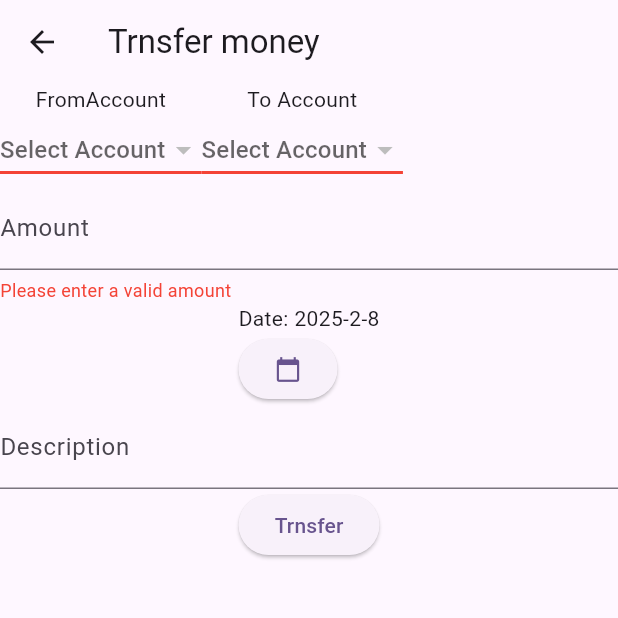
After one commit to madushanka20161/money_manager, a Flutter app: the AccountTransaction screen opened directly, after a tap on "Trnsfer", on a phone screen of 412 x 824 dp, the top half of it. The commit adds this screen. Run offline on Flutter 3.47's test engine with Material 3 defaults, Android fonts, the light colour scheme and no system bars; our stand-ins replace fl_chart, google_sign_in, hive_flutter; accounts and stored records are empty.

Commit message:
account trnsaction options

```diff
--- /dev/null
+++ b/lib/dto/account_trnsaction_dto.dart
@@ -0,0 +1,45 @@
+import 'package:money_manager_3/dto/account_dto.dart';
+
+class AccountTransactionDTO {
+  final String id;
+  final AccountDto fromAccount;
+  final AccountDto toAccount;
+  final double amount;
+  final double toAmount;
+  final DateTime date;
+  final String description;
+
+  AccountTransactionDTO({
+    required this.id,
+    required this.fromAccount,
+    required this.toAccount,
+    required this.amount,
+    required this.toAmount,
+    required this.date,
+    required this.description,
+  });
+
+  Map<String, dynamic> toJson() {
+    return {
+      'id': id,
+      'fromAccount': fromAccount.id,
+      'toAccount': toAccount.id,
+      'fromAmount': amount,
+      'toAmount': toAmount,
+      'date': date.toIso8601String(),
+      'description': description,
+    };
+  }
+
+  factory AccountTransactionDTO.fromJson(Map<String, dynamic> json) {
+    return AccountTransactionDTO(
+      id: json['id'],
+      fromAccount: json['fromAccount'],
+      toAccount: json['toAccount'],
+      amount: json['fromAmount'],
+      toAmount: json['toAmount'],
+      date: DateTime.parse(json['date']),
+      description: json['description'],
+    );
+  }
+}
--- a/lib/helper/index.dart
+++ b/lib/helper/index.dart
@@ -72,3 +72,10 @@ const Map<String, Color> colorMap = {
 const List<String> currencyList = ['USD', 'EUR', 'GBP', 'JPY'];
 const Color defaultColur = Colors.blue;
 const IconData defaultAccountIcon = Icons.account_balance;
+
+const Map<String, double> currencyMap = {
+  'USD': 1.0,
+  'EUR': 10.0,
+  'GBP': 0.25,
+  'JPY': 2.0,
+};
--- a/lib/main.dart
+++ b/lib/main.dart
@@ -1,15 +1,10 @@
 import 'package:flutter/material.dart';
-// import 'package:money_manager_3/enum/index.dart';
-// import 'package:flutter/rendering.dart';
 import 'package:money_manager_3/home_page.dart';
 import 'package:money_manager_3/service/auth_service.dart';
 import 'package:money_manager_3/service/database_service.dart';
 import 'package:money_manager_3/service/shared_service.dart';
 import 'package:money_manager_3/state/app_state.dart';
 import 'package:money_manager_3/state/user_state.dart';
-// import 'package:money_manager_3/widget/account/create_account.dart';
-// import 'package:money_manager_3/widget/category/create_category.dart';
-// import 'package:money_manager_3/widget/transaction/create_transaction.dart';
 import 'package:provider/provider.dart';
 
 final GlobalKey<NavigatorState> navigatorKey = GlobalKey<NavigatorState>();
@@ -75,6 +70,5 @@ class _LandingScreenState extends State<LandingScreen> {
         )
       :
       HomePage();
-      // CreateAccount();
   }
 }
--- a/lib/service/shared_service.dart
+++ b/lib/service/shared_service.dart
@@ -2,6 +2,7 @@ import 'dart:convert';
 
 import 'package:flutter/material.dart';
 import 'package:money_manager_3/dto/account_dto.dart';
+import 'package:money_manager_3/dto/account_trnsaction_dto.dart';
 import 'package:money_manager_3/dto/category_dto.dart';
 import 'package:money_manager_3/dto/transaction_dto.dart';
 import 'package:money_manager_3/enum/index.dart';
@@ -35,6 +36,9 @@ class SharedService {
         break;
       case 'AC':
         isExit = appState?.accounts[uniqueKey] == null ? false : true;
+        break;
+      case 'AT':
+        isExit = appState?.accountTrnsactions[uniqueKey] == null ? false : true;
         break;
       default:
         throw Exception('[shared service - generate unique id] Invalid Prefix');
@@ -107,6 +111,28 @@ class SharedService {
     _updateAccountStore();
   }
 
+  void createAccounttrnsaction(String fromId, String toId, double amount, double toAmount, DateTime date, String? description) {
+    Map<String, AccountDto> accounts = appState!.accounts;
+    AccountDto fromAccount = accounts[fromId]!;
+    AccountDto toAccount = accounts[toId]!;
+
+    fromAccount.balance = fromAccount.balance - amount;
+    toAccount.balance = toAccount.balance + toAmount;
+
+    AccountTransactionDTO accountTrnsaction = AccountTransactionDTO(
+      id: generateUniqueId('AT'),
+      fromAccount: fromAccount,
+      toAccount: toAccount,
+      amount: amount,
+      toAmount: toAmount,
+      date: date,
+      description: description ?? ''
+    );
+
+    appState!.addAccountTrnsaction(accountTrnsaction.id, accountTrnsaction);
+    _updateAccountTransactionStore();
+  }
+
   void _updateCategoryStore() {
     String categoryString = jsonEncode(appState!.categories);
     databaseService!.saveData('category', categoryString);
@@ -121,4 +147,9 @@ class SharedService {
     String transactionString = jsonEncode(appState!.transactions);
     databaseService!.saveData('transaction', transactionString);
   }
+
+  void _updateAccountTransactionStore() {
+    String accountTransactionString = jsonEncode(appState!.accountTrnsactions);
+    databaseService!.saveData('account-trnsaction', accountTransactionString);
+  }
 }
--- a/lib/state/app_state.dart
+++ b/lib/state/app_state.dart
@@ -1,5 +1,6 @@
 import 'package:flutter/material.dart';
 import 'package:money_manager_3/dto/account_dto.dart';
+import 'package:money_manager_3/dto/account_trnsaction_dto.dart';
 import 'package:money_manager_3/dto/category_dto.dart';
 import 'package:money_manager_3/dto/transaction_dto.dart';
 import 'package:money_manager_3/enum/index.dart';
@@ -13,6 +14,7 @@ class AppState with ChangeNotifier {
   late DateTime _startDate;
   late DateTime _endDate;
   bool _isLoading = true;
+  late Map<String, AccountTransactionDTO> _accountTrnsactions = {};
 
   Map<String, AccountDto> get accounts => _accounts;
   Map<String, TransactionDto> get transactions => _transactions;
@@ -22,6 +24,7 @@ class AppState with ChangeNotifier {
   DateTime get endDate => _endDate;
   bool get isLoading => _isLoading;
   TransactionType get selectedTransactionType => _selectedTransactionType;
+  Map<String, AccountTransactionDTO> get accountTrnsactions => _accountTrnsactions;
 
   void addAccount(String id, AccountDto account) {
     _accounts[id] = account;
@@ -73,4 +76,14 @@ class AppState with ChangeNotifier {
     _selectedTransactionType = type;
     notifyListeners();
   }
+
+  void addAccountTrnsaction(String id, AccountTransactionDTO accountTrnsaction) {
+    _accountTrnsactions[id] = accountTrnsaction;
+    notifyListeners();
+  }
+
+  void removeAccountTrnsaction(String id) {
+    _accountTrnsactions.remove(id);
+    notifyListeners();
+  }
 }
--- /dev/null
+++ b/lib/widget/account/accoun_selection_dropdown.dart
@@ -0,0 +1,58 @@
+import 'package:flutter/material.dart';
+import 'package:money_manager_3/dto/account_dto.dart';
+import 'package:money_manager_3/state/app_state.dart';
+import 'package:provider/provider.dart';
+
+class AccountSelectionDropdown extends StatefulWidget {
+  final Function(String)? onAccountSelect;
+  final List<String>? excludedAccountsId;
+  final bool? isError;
+
+  const AccountSelectionDropdown({
+    super.key,
+    this.onAccountSelect,
+    this.excludedAccountsId,
+    this.isError,
+  });
+
+  @override
+  _AccountSelectionDropdownState createState() => _AccountSelectionDropdownState();
+}
+
+class _AccountSelectionDropdownState extends State<AccountSelectionDropdown> {
+  String? _selectedAccount;
+
+  @override
+  Widget build(BuildContext context) {
+    final accounts = context.watch<AppState>().accounts;
+    List<AccountDto> accountList = accounts.values.toList();
+    accountList = accountList.where((account) {
+      return widget.excludedAccountsId == null || !widget.excludedAccountsId!.contains(account.id);
+    }).toList();
+    // TODO [need to add create account option]
+
+    return DropdownButton<String>(
+      underline: widget.isError == true
+          ? Container(
+              height: 2,
+              color: Colors.red,
+            )
+          : null,
+      hint: Text('Select Account'),
+      value: _selectedAccount == '' ? null : _selectedAccount,
+      items: accountList.map((AccountDto account) {
+        return DropdownMenuItem<String>(
+          value: account.id,
+          child: Text(account.name.toString()),
+        );
+      }).toList(),
+      onChanged: (String? newValue) {
+        _selectedAccount = newValue;
+
+        if (widget.onAccountSelect != null) {
+          widget.onAccountSelect?.call(newValue!);
+        }
+      },
+    );
+  }
+}
--- a/lib/widget/account/account_page.dart
+++ b/lib/widget/account/account_page.dart
@@ -1,6 +1,7 @@
 import 'package:flutter/material.dart';
 import 'package:money_manager_3/dto/account_dto.dart';
 import 'package:money_manager_3/state/app_state.dart';
+import 'package:money_manager_3/widget/account/account_trnsaction.dart';
 import 'package:money_manager_3/widget/account/create_account.dart';
 import 'package:provider/provider.dart';
 
@@ -24,7 +25,10 @@ class _AccountPageState extends State<AccountPage> {
   }
 
   void _makeTransaction() {
-    // TODO: Navigate to make transaction page
+    Navigator.push(
+      context,
+      MaterialPageRoute(builder: (context) => AccountTransaction()),
+    );
   }
 
   @override
--- /dev/null
+++ b/lib/widget/account/account_trnsaction.dart
@@ -0,0 +1,319 @@
+import 'package:flutter/material.dart';
+import 'package:money_manager_3/dto/account_dto.dart';
+import 'package:money_manager_3/helper/index.dart';
+import 'package:money_manager_3/service/shared_service.dart';
+import 'package:money_manager_3/state/app_state.dart';
+import 'package:money_manager_3/widget/account/accoun_selection_dropdown.dart';
+import 'package:provider/provider.dart';
+
+class AccountTransaction extends StatefulWidget {
+  @override
+  _AccountTransactionState createState() => _AccountTransactionState();
+}
+
+class _AccountTransactionState extends State<AccountTransaction> {
+  final _formKey = GlobalKey<FormState>();
+  String _fromAccountId = '';
+  String _toAccountId = '';
+  double _amount = 0.0;
+  double _toAmount = 0.0;
+  DateTime _date = DateTime.now();
+  String? _description;
+  final TextEditingController _amountController = TextEditingController();
+  final TextEditingController _toAmountController = TextEditingController();
+  final TextEditingController _descriptionController = TextEditingController();
+  bool isFromAccountError = false;
+  bool isToAccountError = false;
+  Map<String, AccountDto> accounts = {};
+
+  @override
+  void initState() {
+    super.initState();
+  }
+
+  @override
+  Widget build(BuildContext context) {
+    accounts = context.watch<AppState>().accounts;
+
+    return Scaffold(
+      appBar: AppBar(
+        title: Text('Trnsfer money'),
+      ),
+      body: SingleChildScrollView(
+        child: Form(
+          key: _formKey,
+          child: Column(
+            children: <Widget>[
+              renderAccountSelection(),
+              renderAmountInput(),
+              renderDatepicker(),
+              renderDescriptionInput(),
+              renderSubmitButton(),
+            ],
+          ),
+        ),
+      ),
+    );
+  }
+
+  Widget renderAccountSelection() {
+    return Row(
+      children: [
+        Column(
+          children: [
+            Text('FromAccount'),
+            AccountSelectionDropdown(
+              onAccountSelect: _onFromAccountChange,
+              excludedAccountsId: [_toAccountId],
+              isError: isFromAccountError,
+            ),
+          ],
+        ),
+        Column(
+          children: [
+            Text('To Account'),
+            AccountSelectionDropdown(
+              onAccountSelect: _onToAccountChange,
+              excludedAccountsId: [_fromAccountId],
+              isError: isToAccountError,
+            ),
+          ],
+        ),
+      ],
+    );
+  }
+
+  Widget renderAmountInput() {
+    String? fromCurrency = accounts[_fromAccountId]?.currency;
+    String? toCurrency = accounts[_toAccountId]?.currency;
+    bool isDiferenceCurrency =
+        (_fromAccountId.isNotEmpty && _toAccountId.isNotEmpty) &&
+            fromCurrency != toCurrency;
+    String? fromHintText = _fromAccountId.isNotEmpty
+        ? accounts[_fromAccountId]?.currency
+        : 'Amount';
+    String? toHintText =
+        _toAccountId.isNotEmpty ? accounts[_toAccountId]?.currency : 'Amount';
+    double? multiplication =
+        (currencyMap[toCurrency] ?? 1) / (currencyMap[fromCurrency] ?? 1);
+
+    return Column(
+      children: [
+        FormField<String>(
+          validator: (value) {
+            if (value == null ||
+                value.isEmpty ||
+                double.tryParse(value) == null) {
+              return 'Please enter a valid amount';
+            }
+
+            return null;
+          },
+          initialValue: _amountController.text,
+          builder: (FormFieldState<String> state) {
+            return Column(
+              crossAxisAlignment: CrossAxisAlignment.start,
+              children: [
+                TextFormField(
+                  controller: _amountController,
+                  decoration: InputDecoration(
+                    labelText: 'Amount',
+                    hintText: fromHintText,
+                  ),
+                  keyboardType: TextInputType.number,
+                  onChanged: (value) {
+                    setState(() {
+                      _amount = double.tryParse(value) ?? 0;
+                      _toAmountController.text =
+                          (_amount * multiplication).toString();
+                      _toAmount = _amount * multiplication;
+                      state.didChange(value);
+                      state.validate();
+                    });
+                  },
+                ),
+                if (state.hasError)
+                  Padding(
+                    padding: const EdgeInsets.only(top: 5.0),
+                    child: Text(
+                      state.errorText!,
+                      style: TextStyle(color: Colors.red, fontSize: 12),
+                    ),
+                  ),
+              ],
+            );
+          },
+        ),
+        if (isDiferenceCurrency) Text('='),
+        if (isDiferenceCurrency)
+          FormField<String>(
+            validator: (value) {
+              // print('1111-----, ${value}');
+              if (value == null ||
+                  value.isEmpty ||
+                  double.tryParse(value) == null) {
+                return 'Please enter a valid amount';
+              }
+              return null;
+            },
+            initialValue: _toAmountController.text,
+            builder: (FormFieldState<String> state) {
+              return Column(
+                crossAxisAlignment: CrossAxisAlignment.start,
+                children: [
+                  TextFormField(
+                    controller: _toAmountController,
+                    decoration: InputDecoration(
+                      labelText: 'Amount',
+                      hintText: toHintText,
+                    ),
+                    keyboardType: TextInputType.number,
+                    onChanged: (value) {
+                      setState(() {
+                        _toAmount = double.tryParse(value) ?? 0;
+                        state.didChange(value);
+                        state.validate();
+                      });
+                    },
+                  ),
+                  if (state.hasError)
+                    Padding(
+                      padding: const EdgeInsets.only(top: 5.0),
+                      child: Text(
+                        state.errorText!,
+                        style: TextStyle(color: Colors.red, fontSize: 12),
+                      ),
+                    ),
+                ],
+              );
+            },
+          ),
+      ],
+    );
+  }
+
+  Widget renderDatepicker() {
+    return FormField<DateTime>(
+      // validator: (value) {
+      //   if (_date) {
+      //     return 'Please select a date';
+      //   }
+      //   return null;
+      // },
+      builder: (FormFieldState<DateTime> state) {
+        return Column(
+          crossAxisAlignment: CrossAxisAlignment.start,
+          children: [
+            Text('Date: ${_date.year}-${_date.month}-${_date.day}'),
+            ElevatedButton(
+              onPressed: () async {
+                final selectedDate = await showDatePicker(
+                  context: context,
+                  initialDate: _date,
+                  firstDate: DateTime(2000),
+                  lastDate: DateTime(2100),
+                );
+                if (selectedDate != null) {
+                  setState(() {
+                    _date = selectedDate;
+                    state.didChange(_date);
+                    state.reset(); // Clear the error message
+                  });
+                }
+              },
+              child: Icon(Icons.calendar_today),
+            ),
+            if (state.hasError)
+              Padding(
+                padding: const EdgeInsets.only(top: 5.0),
+                child: Text(
+                  state.errorText!,
+                  style: TextStyle(color: Colors.red, fontSize: 12),
+                ),
+              ),
+          ],
+        );
+      },
+    );
+  }
+
+  Widget renderDescriptionInput() {
+    return FormField<String>(
+      validator: (value) {
+        return null;
+      },
+      initialValue: _descriptionController.text,
+      builder: (FormFieldState<String> state) {
+        return Column(
+          crossAxisAlignment: CrossAxisAlignment.start,
+          children: [
+            TextFormField(
+              controller: _descriptionController,
+              decoration: InputDecoration(labelText: 'Description'),
+              // keyboardType: TextInputType.number,
+              onChanged: (value) {
+                setState(() {
+                  _description = value;
+                  state.didChange(value);
+                  state.validate();
+                });
+              },
+            ),
+            if (state.hasError)
+              Padding(
+                padding: const EdgeInsets.only(top: 5.0),
+                child: Text(
+                  state.errorText!,
+                  style: TextStyle(color: Colors.red, fontSize: 12),
+                ),
+              ),
+          ],
+        );
+      },
+    );
+  }
+
+  Widget renderSubmitButton() {
+    return ElevatedButton(
+      onPressed: () {
+        _validateAccounts();
+        if (_formKey.currentState!.validate() && _validateAccounts()) {
+          SharedService.instance.createAccounttrnsaction(_fromAccountId,
+              _toAccountId, _amount, _toAmount, _date, _description);
+          Navigator.pop(context);
+        }
+      },
+      child: Text('Trnsfer'),
+    );
+  }
+
+  _onFromAccountChange(String id) {
+    setState(() {
+      _fromAccountId = id;
+      isFromAccountError = false;
+    });
+  }
+
+  _onToAccountChange(String id) {
+    setState(() {
+      _toAccountId = id;
+      isToAccountError = false;
+    });
+  }
+
+  bool _validateAccounts() {
+    if (_fromAccountId.isEmpty) {
+      setState(() {
+        isFromAccountError = true;
+      });
+    }
+
+    if (_toAccountId.isEmpty) {
+      setState(() {
+        isToAccountError = true;
+      });
+    }
+
+    return true;
+  }
+}
--- a/lib/widget/account/create_account.dart
+++ b/lib/widget/account/create_account.dart
@@ -93,7 +93,7 @@ class _CreateAccountState extends State<CreateAccount> {
       decoration: InputDecoration(labelText: 'Balance'),
       keyboardType: TextInputType.number,
       onSaved: (value) {
-        _balance = double.parse(value!);
+        _balance = double.tryParse(value!) ?? 0;
       },
       validator: (value) {
         final n = num.tryParse(value!);
```
